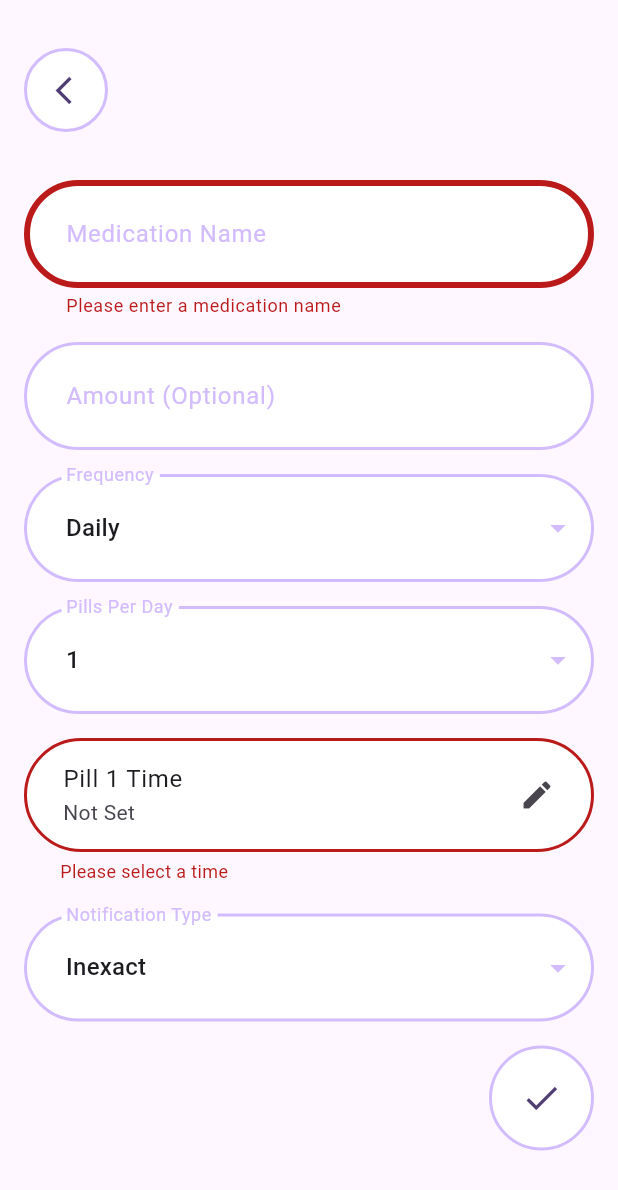
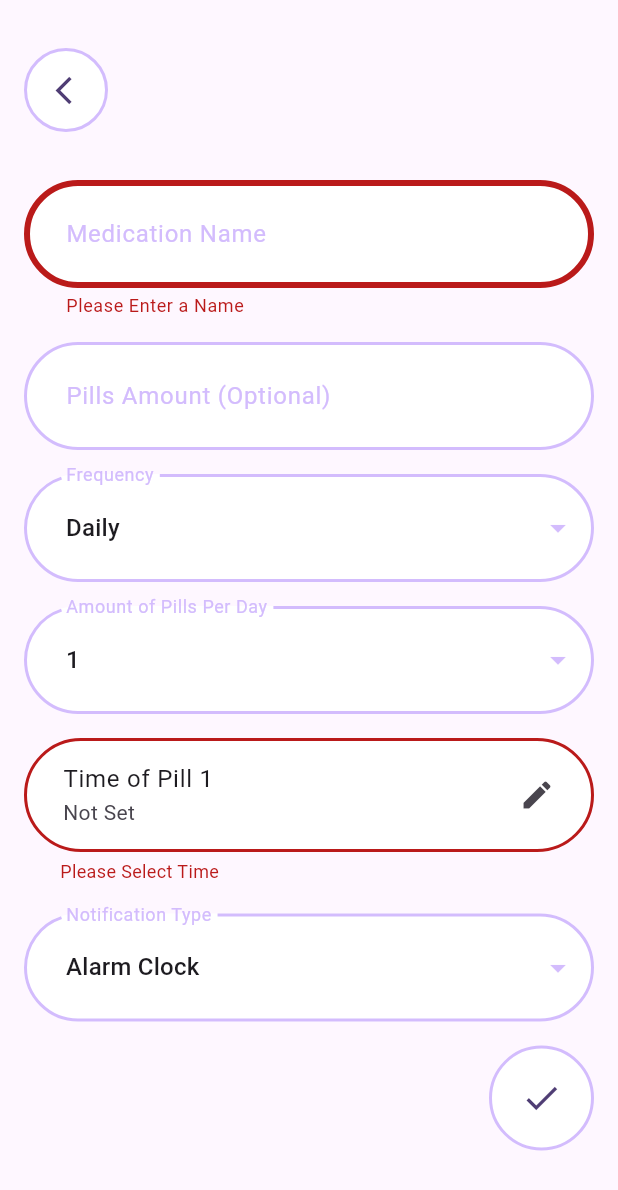
Before and after one commit to MoazSalem/Flutter_Pills_Reminder, a Flutter app: the EditMedicationScreen screen opened directly, after a tap on the "done" icon, on a phone screen of 412 x 824 dp. Shown: the top 1190 px of the screen. Run offline on Flutter 3.47's test engine with Material 3 defaults, Android fonts, the phone set to English and light mode, and no system bars; our stand-ins replace flutter_local_notifications, flutter_timezone, get, hive_ce_flutter, permission_handler, timezone; accounts and stored records are empty; statements that could not run were skipped.

Commit message:
Move all strings to the translation class

```diff
--- a/lib/core/models/medication_frequency.dart
+++ b/lib/core/models/medication_frequency.dart
@@ -1,3 +1,4 @@
+import 'package:get/get_utils/src/extensions/internacionalization.dart';
 import 'package:hive_ce_flutter/hive_flutter.dart';
 part 'medication_frequency.g.dart';
 
@@ -12,7 +13,7 @@ enum MedicationFrequency {
 }
 
 Map<MedicationFrequency, String> frequencies = {
-  MedicationFrequency.daily: "Daily",
-  MedicationFrequency.daysPerWeek: "Certain Days",
-  MedicationFrequency.once: "Once",
+  MedicationFrequency.daily: 'daily'.tr,
+  MedicationFrequency.daysPerWeek: 'specificDays'.tr,
+  MedicationFrequency.once: 'once'.tr,
 };
--- a/lib/core/models/notification_type.dart
+++ b/lib/core/models/notification_type.dart
@@ -1,4 +1,5 @@
 import 'package:flutter_local_notifications/flutter_local_notifications.dart';
+import 'package:get/get_utils/src/extensions/internacionalization.dart';
 import 'package:hive_ce_flutter/hive_flutter.dart';
 part 'notification_type.g.dart';
 
@@ -16,22 +17,22 @@ extension WeekdayExtension on NotificationType {
   String get description {
     switch (this) {
       case NotificationType.inexact:
-        return 'Shows notification at roughly specified time, might not work on devices with heavy battery optimizations';
+        return 'inexactDescription'.tr;
       case NotificationType.exact:
-        return 'Shows notification at exact time, might not work on devices with heavy battery optimizations';
+        return 'exactDescription'.tr;
       case NotificationType.alarmClock:
-        return 'Shows notification at exact time, Use on devices with heavy battery optimizations';
+        return 'alarmClockDescription'.tr;
     }
   }
 
   String get label {
     switch (this) {
       case NotificationType.inexact:
-        return 'Inexact';
+        return 'inexact'.tr;
       case NotificationType.exact:
-        return 'Exact';
+        return 'exact'.tr;
       case NotificationType.alarmClock:
-        return 'Alarm Clock';
+        return 'alarmClock'.tr;
     }
   }
 
--- a/lib/core/styles/strings.dart
+++ b/lib/core/styles/strings.dart
@@ -8,6 +8,55 @@ class AppTranslations extends Translations {
       'noPills': 'No Pills Scheduled for Reminder',
       'remaining': 'Remaining Pills:',
       'settings': 'Settings',
+      'daily': 'Daily',
+      'specificDays': 'Specific Days',
+      'once': 'Once',
+      'onDay': 'On Day',
+      'taken': 'Taken',
+      'notTaken': 'Not Taken',
+      'medicationName': 'Medication Name',
+      'medicationNameHint': 'Please Enter a Name',
+      'pAmount': 'Pills Amount (Optional)',
+      'pAmountHint': 'Please enter a valid number',
+      'frequency': 'Frequency',
+      'date': 'Date',
+      'selectDate': 'Select Date',
+      'toPill': 'Time of Pill',
+      'notSet': 'Not Set',
+      'timesHint': 'Please Select Time',
+      'repeat': 'Amount of Pills Per Day',
+      'notificationType': 'Notification Type',
+      'inexact': 'Inexact',
+      'inexactDescription':
+          'Shows notification at roughly specified time, might not work on devices with heavy battery optimizations',
+      'exact': 'Exact',
+      'exactDescription':
+          'Shows notification at exact time, might not work on devices with heavy battery optimizations',
+      'alarmClock': 'Alarm Clock',
+      'alarmClockDescription':
+          'The best option. Shows notification at exact time, Use on devices with heavy battery optimizations like Samsung',
+      'sat': 'Sat',
+      'sun': 'Sun',
+      'mon': 'Mon',
+      'tue': 'Tue',
+      'wed': 'Wed',
+      'thu': 'Thu',
+      'fri': 'Fri',
+      'themeMode': 'Theme Mode',
+      'followSystem': 'Follow System',
+      'light': 'Light',
+      'dark': 'Dark',
+      'appsTheme': 'Apps Theme',
+      'permissionDenied': 'Permission Denied',
+      'notificationsWillNotWork':
+          'Notifications will not work until permission is granted.',
+      'openSettings': 'Open Settings',
+      'notificationTitle': 'Take Your ',
+      'notificationBody': 'Time to take your pill',
+      'reminder': 'Reminder',
+      'reminderDescription':
+          '30 minutes has passed. It\'s time to take your medication! ',
+      'remindAgain': 'Remind Again in 30 minutes',
     },
   };
 }
--- a/lib/features/medications/presentation/screens/edit_medication_screen/edit_medication_screen.dart
+++ b/lib/features/medications/presentation/screens/edit_medication_screen/edit_medication_screen.dart
@@ -73,7 +73,7 @@ class _EditMedicationScreenState extends State<EditMedicationScreen> {
       notificationType = widget.medication!.notificationType;
     }
     if (Platform.isAndroid && notificationType == null) {
-      notificationType = NotificationType.inexact;
+      notificationType = NotificationType.alarmClock;
     }
   }
 
@@ -103,10 +103,10 @@ class _EditMedicationScreenState extends State<EditMedicationScreen> {
                 /// Medication name
                 CustomTextFormField(
                   controller: nameController,
-                  labelText: 'Medication Name',
+                  labelText: 'medicationName'.tr,
                   validator: (value) {
                     if (value == null || value.isEmpty) {
-                      return 'Please enter a medication name';
+                      return 'medicationNameHint'.tr;
                     }
                     return null;
                   },
@@ -115,14 +115,14 @@ class _EditMedicationScreenState extends State<EditMedicationScreen> {
                 /// Amount of pills available
                 CustomTextFormField(
                   controller: amountController,
-                  labelText: 'Amount (Optional)',
+                  labelText: 'pAmount'.tr,
                   validator: (value) {
                     if (value == null || value.isEmpty) {
                       return null;
                     }
                     final number = num.tryParse(value);
                     if (number == null) {
-                      return 'Please enter a valid number';
+                      return 'pAmountHint'.tr;
                     }
                     return null;
                   },
@@ -139,7 +139,7 @@ class _EditMedicationScreenState extends State<EditMedicationScreen> {
                     selectedDays.clear();
                     monthlyDay = null;
                   }),
-                  label: 'Frequency',
+                  label: 'frequency'.tr,
                 ),
 
                 /// Days selection
@@ -189,7 +189,7 @@ class _EditMedicationScreenState extends State<EditMedicationScreen> {
                       ];
                     }
                   }),
-                  label: 'Pills Per Day',
+                  label: 'repeat'.tr,
                 ),
 
                 /// Pills times selection
@@ -199,7 +199,7 @@ class _EditMedicationScreenState extends State<EditMedicationScreen> {
                     i: i,
                     validator: (value) {
                       if (value == null) {
-                        return 'Please select a time';
+                        return 'timesHint'.tr;
                       }
                       return null;
                     },
--- a/lib/features/medications/presentation/screens/edit_medication_screen/widgets/notification_type_title.dart
+++ b/lib/features/medications/presentation/screens/edit_medication_screen/widgets/notification_type_title.dart
@@ -1,4 +1,5 @@
 import 'package:flutter/material.dart';
+import 'package:get/get_utils/src/extensions/internacionalization.dart';
 import 'package:pills_reminder/core/models/notification_type.dart';
 import 'package:pills_reminder/core/widgets/custom_drop_down.dart';
 
@@ -14,7 +15,7 @@ class NotificationTypeTitle extends StatelessWidget {
   @override
   Widget build(BuildContext context) {
     return CustomDropDown(
-      label: 'Notification Type',
+      label: 'notificationType'.tr,
       value: notificationType,
       items: NotificationType.values,
       customNames: Map.fromEntries(
--- a/lib/features/medications/presentation/screens/edit_medication_screen/widgets/pill_time.dart
+++ b/lib/features/medications/presentation/screens/edit_medication_screen/widgets/pill_time.dart
@@ -1,4 +1,5 @@
 import 'package:flutter/material.dart';
+import 'package:get/get_utils/src/extensions/internacionalization.dart';
 import 'package:pills_reminder/core/styles/sizes.dart';
 
 class PillTime extends StatelessWidget {
@@ -50,10 +51,10 @@ class PillTime extends StatelessWidget {
                 contentPadding: const EdgeInsets.symmetric(
                   horizontal: AppSizes.largePadding,
                 ),
-                title: Text('Pill ${i + 1} Time'),
+                title: Text('${'toPill'.tr} ${i + 1}'),
                 subtitle: time != null
                     ? Text(time!.format(context))
-                    : const Text("Not Set"),
+                    : Text('notSet'.tr),
                 trailing: InkWell(
                   borderRadius: BorderRadius.circular(AppSizes.roundedRadius),
                   onTap: () async {
--- a/lib/features/medications/presentation/screens/edit_medication_screen/widgets/weekday_picker.dart
+++ b/lib/features/medications/presentation/screens/edit_medication_screen/widgets/weekday_picker.dart
@@ -33,7 +33,7 @@ class WeekdayPicker extends StatelessWidget {
             ).colorScheme.surfaceContainerLowest,
             side: BorderSide(
               color: Theme.of(context).colorScheme.primaryFixedDim,
-              width: 4,
+              width: AppSizes.borderWidth,
             ),
             selectedColor: Theme.of(context).colorScheme.primaryContainer,
             label: Text(day.label),
--- a/lib/features/medications/presentation/screens/medication_screen/medication_screen.dart
+++ b/lib/features/medications/presentation/screens/medication_screen/medication_screen.dart
@@ -74,7 +74,7 @@ class _MedicationScreenState extends State<MedicationScreen> {
                       },
                     ),
                     Text(
-                      "Pills Left: ${widget.medication.amount}",
+                      "${'remaining'.tr} ${widget.medication.amount}",
                       style: AppStyles.subTitle.copyWith(
                         color: theme.onPrimaryContainer,
                       ),
--- a/lib/features/medications/presentation/screens/medication_screen/widgets/frequency_and_days.dart
+++ b/lib/features/medications/presentation/screens/medication_screen/widgets/frequency_and_days.dart
@@ -1,4 +1,5 @@
 import 'package:flutter/material.dart';
+import 'package:get/get_utils/src/extensions/internacionalization.dart';
 import 'package:pills_reminder/core/models/medication_frequency.dart';
 import 'package:pills_reminder/core/models/weekday.dart';
 import 'package:pills_reminder/core/styles/sizes.dart';
@@ -22,7 +23,7 @@ class FrequencyAndDays extends StatelessWidget {
           if (medication.frequency != MedicationFrequency.daysPerWeek)
             Chip(
               label: Text(
-                "${frequencies[medication.frequency]!}${medication.frequency == MedicationFrequency.once ? " On Day ${medication.monthlyDay!.day}" : ''}",
+                "${frequencies[medication.frequency]!}${medication.frequency == MedicationFrequency.once ? " ${'onDay'.tr} ${medication.monthlyDay!.day}" : ''}",
                 style: AppStyles.subTitle.copyWith(
                   color: theme.onPrimaryContainer,
                   fontFamily: 'Gambarino',
--- a/lib/features/medications/presentation/screens/medication_screen/widgets/times_item.dart
+++ b/lib/features/medications/presentation/screens/medication_screen/widgets/times_item.dart
@@ -1,4 +1,5 @@
 import 'package:flutter/material.dart';
+import 'package:get/get_utils/src/extensions/internacionalization.dart';
 import 'package:pills_reminder/core/styles/sizes.dart';
 import 'package:pills_reminder/core/styles/styles.dart';
 import 'package:pills_reminder/features/medications/data/models/medication_model.dart';
@@ -46,7 +47,7 @@ class TimesItem extends StatelessWidget {
           ),
         ),
         title: Text(
-          medication.timesPillTaken[index] ? "Taken" : "Not Taken",
+          medication.timesPillTaken[index] ? 'taken'.tr : 'notTaken'.tr,
           style: AppStyles.subTitle.copyWith(
             fontSize: AppSizes.normalTextSize,
             fontFamily: 'Gambarino',
--- a/lib/features/settings/presentation/widgets/custom_theme_dropdown.dart
+++ b/lib/features/settings/presentation/widgets/custom_theme_dropdown.dart
@@ -1,4 +1,5 @@
 import 'package:flutter/material.dart';
+import 'package:get/get_utils/src/extensions/internacionalization.dart';
 import 'package:pills_reminder/core/styles/sizes.dart';
 import 'package:pills_reminder/core/styles/theme.dart';
 import 'package:pills_reminder/core/widgets/custom_drop_down.dart';
@@ -11,7 +12,7 @@ class CustomThemeDropdown extends StatelessWidget {
   @override
   Widget build(BuildContext context) {
     return CustomDropDown(
-      label: 'Apps Theme',
+      label: 'appsTheme'.tr,
       value: AppThemes.themeColors.keys.toList()[themeController.themeIndex],
       items: AppThemes.themeColors.keys.toList(),
       onChanged: (index) => themeController.changeTheme(
```
Also changed, not shown: lib/core/models/weekday.dart (+8 -7 lines), lib/features/medications/presentation/screens/edit_medication_screen/widgets/day_picker.dart (+4 -3 lines), lib/features/notifications/data/repositories/notification_repo_impl.dart (+11 -11 lines), lib/features/settings/presentation/screens/settings.dart (+5 -5 lines).
